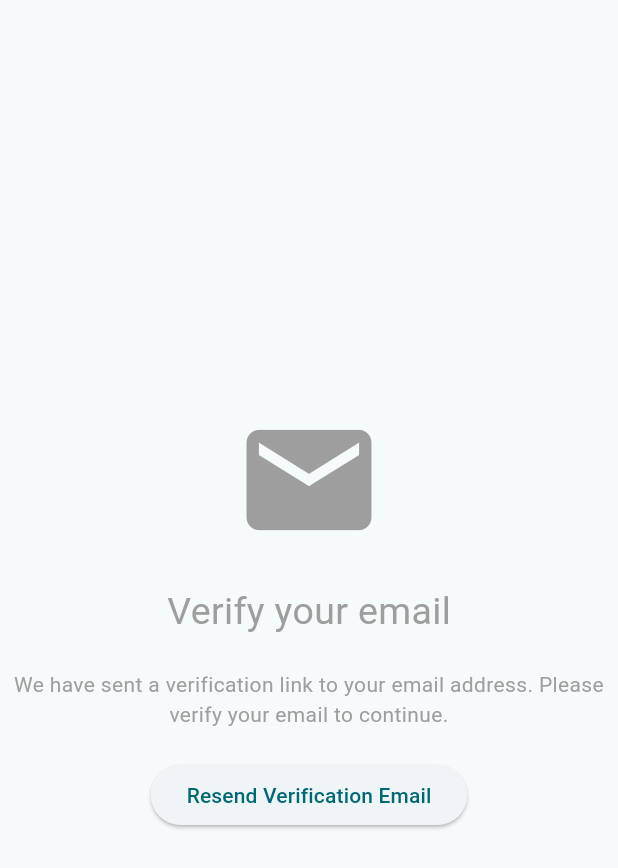
After one commit to kkbughunter/control, a Flutter app: the VerificationScreen screen opened directly, on a phone screen of 412 x 824 dp. The commit adds this screen. Shown: the top 868 px of the screen. Run offline on Flutter 3.47's test engine with Material 3 defaults, Android fonts, the phone set to English and light mode, and no system bars; our stand-ins replace firebase_auth, firebase_core, flutter_signin_button, google_sign_in; accounts and stored records are empty; network calls fail.

Commit message:
Email Verification before login Done

```diff
--- /dev/null
+++ b/lib/screens/verification_screen.dart
@@ -0,0 +1,76 @@
+import 'dart:async';
+
+import 'package:control/authmanagement/auth_manage.dart';
+import 'package:control/wrapper.dart';
+import 'package:firebase_auth/firebase_auth.dart';
+import 'package:flutter/material.dart';
+
+class VerificationScreen extends StatefulWidget {
+  const VerificationScreen({super.key});
+
+  @override
+  State<VerificationScreen> createState() => _VerificationScreenState();
+}
+
+class _VerificationScreenState extends State<VerificationScreen> {
+  final _auth = AuthManage();
+  late Timer timer;
+
+  @override
+  void initState() {
+    super.initState();
+    _auth.sendEmailVerificationLink();
+    timer = Timer.periodic(const Duration(seconds: 3), (timer) async {
+      FirebaseAuth.instance.currentUser!.reload();
+      if (FirebaseAuth.instance.currentUser!.emailVerified) {
+        timer.cancel();
+        Navigator.pushReplacement(
+            context, MaterialPageRoute(builder: (context) => const Wrapper()));
+      }
+      ;
+    });
+  }
+
+  @override
+  void dispose() {
+    super.dispose();
+  }
+
+  @override
+  Widget build(BuildContext context) {
+    return Scaffold(
+      body: SafeArea(
+        child: Center(
+          child: Column(
+            mainAxisAlignment: MainAxisAlignment.center,
+            children: [
+              const Icon(
+                Icons.email,
+                size: 100,
+                color: Colors.grey,
+              ),
+              const SizedBox(height: 20),
+              const Text(
+                "Verify your email",
+                style: TextStyle(fontSize: 25, color: Colors.grey),
+              ),
+              const SizedBox(height: 20),
+              const Text(
+                "We have sent a verification link to your email address. Please verify your email to continue.",
+                textAlign: TextAlign.center,
+                style: TextStyle(color: Colors.grey),
+              ),
+              const SizedBox(height: 20),
+              ElevatedButton(
+                onPressed: () {
+                  _auth.sendEmailVerificationLink();
+                },
+                child: Text("Resend Verification Email"),
+              )
+            ],
+          ),
+        ),
+      ),
+    );
+  }
+}
```
Also changed, not shown: lib/authmanagement/auth_manage.dart (+15 -8 lines), lib/wrapper.dart (+6 -1 lines).
